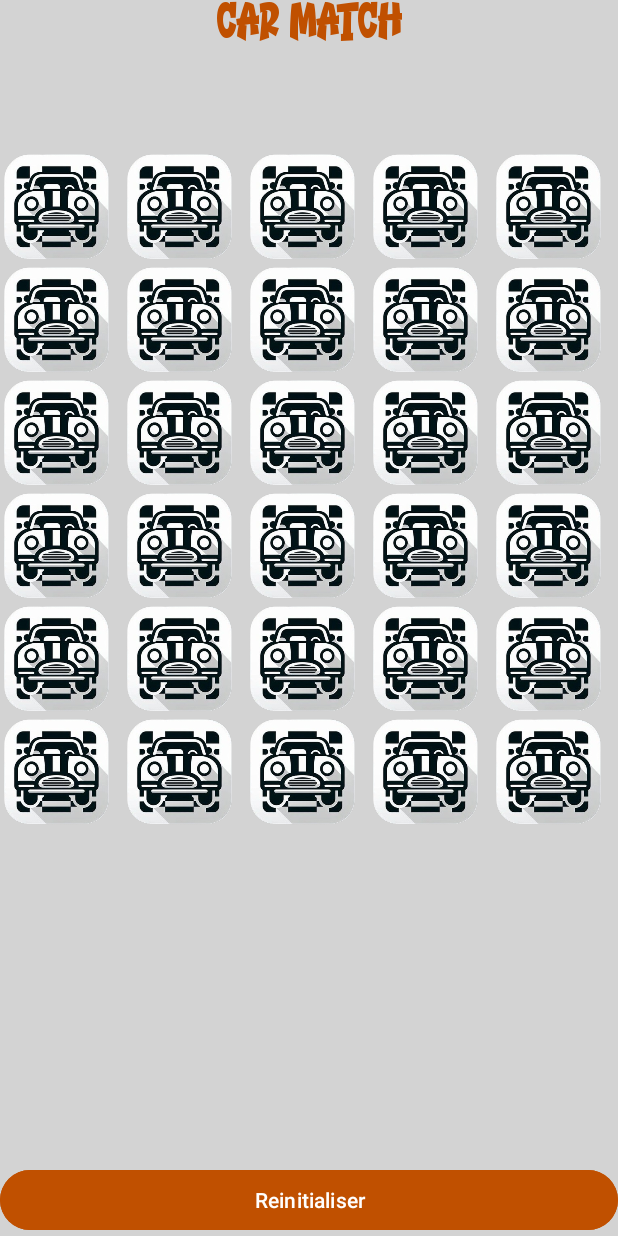
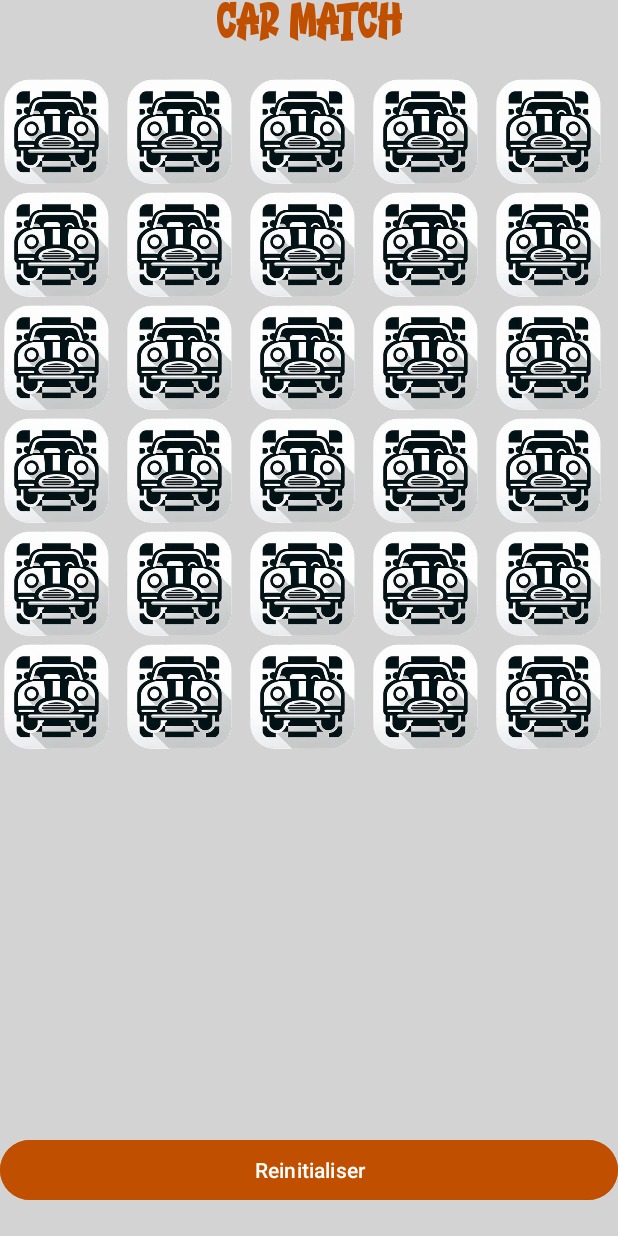
Before and after one commit to Develay/AndroidProject, an Android app: the screen it shows after launch (Memory), after a tap on "5*6", on a phone screen of 412 x 824 dp. Run offline under Robolectric (Android 15) with nearby library versions, the phone set to English and light mode, and no system bars.

Commit message:
Nickname, language, scrollView

```diff
--- a/app/src/main/java/com/example/android_project/MainActivity.java
+++ b/app/src/main/java/com/example/android_project/MainActivity.java
@@ -41,12 +41,11 @@ public class MainActivity extends AppCompatActivity {
             intent.putExtra("level", 40);
             startActivity(intent);
         });
-        setLocale("default");
         binding.switchLanguage.setOnCheckedChangeListener((buttonView, isChecked) -> {
             if (isChecked) {
-                setLocale("en"); // Change to English
+                setLocale("fr"); // Change to English
             } else {
-                setLocale("default"); // Change to default language
+                setLocale("en"); // Change to default language
             }
         });
     }
--- a/app/src/main/java/com/example/android_project/ScoreManager.java
+++ b/app/src/main/java/com/example/android_project/ScoreManager.java
@@ -23,8 +23,12 @@ public class ScoreManager {
         List<Integer> highScores = getHighScores();
         //List<Long> highScoreTimes = getHighScoreTimes();
 
+        if (highScores.size() < MAX_HIGH_SCORES) {
+            highScores.add(score);
+            //highScoreTimes.add(time);
+        }
         // Replace the highest score (which is the last one after sorting) if the new score is lower
-        if (score < highScores.get(highScores.size() - 1)) {
+        else if (score < highScores.get(highScores.size() - 1)) {
             highScores.remove(highScores.size() - 1);
             //highScoreTimes.remove(highScoreTimes.size() - 1);
             highScores.add(score);
--- a/app/src/main/res/layout/activity_memory.xml
+++ b/app/src/main/res/layout/activity_memory.xml
@@ -20,27 +20,27 @@
         android:textSize="30sp"
         app:layout_constraintTop_toTopOf="parent" />
 
-    <LinearLayout
+    <ScrollView
         android:layout_width="match_parent"
         android:layout_height="match_parent"
-        android:orientation="vertical"
-        app:layout_constraintTop_toBottomOf="@id/title"
-        android:weightSum="1">
+        android:fillViewport="true"
+        android:layout_marginBottom="70sp"
+        android:layout_marginTop="50dp"
+        app:layout_constraintTop_toBottomOf="@id/title">
 
         <GridView
             android:id="@+id/gridView"
             android:layout_width="match_parent"
             android:layout_height="wrap_content"
-            android:layout_weight="1"
-            android:numColumns="5"
-            android:layout_marginTop="100dp" />
+            android:numColumns="5" />
 
-    </LinearLayout>
+    </ScrollView>
 
     <Button
         android:id="@+id/resetButton"
         android:layout_width="match_parent"
         android:layout_height="wrap_content"
+        android:layout_marginBottom="20dp"
         android:backgroundTint="@color/orange"
         android:text="@string/reset"
         android:textColor="@color/white"
--- a/app/src/main/res/values/strings.xml
+++ b/app/src/main/res/values/strings.xml
@@ -5,7 +5,7 @@
 
     <string name="play">JOUER</string>
     <string name="reset">Reinitialiser</string>
-    <string name="EXIT">Quitter l application</string>
+    <string name="EXIT">QUITTER</string>
     <string name="really_quit">Voulez-vous vraiment quitter?</string>
 
     <string name="score">Score</string>
@@ -13,5 +13,6 @@
     <string name="leaderboard">Classement</string>
 
     <string name="Results">Resultats</string>
+    <string name="nickname">Pseudo</string>
 
 </resources>
```
Also changed, not shown: app/src/main/res/layout/activity_main.xml (+4 -4 lines), app/src/main/res/layout/activity_results.xml (+9 -0 lines), 1 other file.
